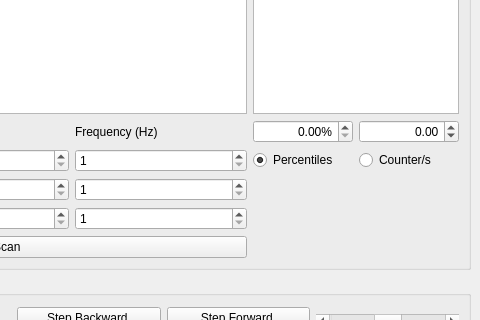
rasjen/qudi, file gui/confocal_own/attocubePositionerGUI.ui: the form before one commit; both pictures show x 302 to 782 and y 498 to 818 of the 782 by 936 pixel window.
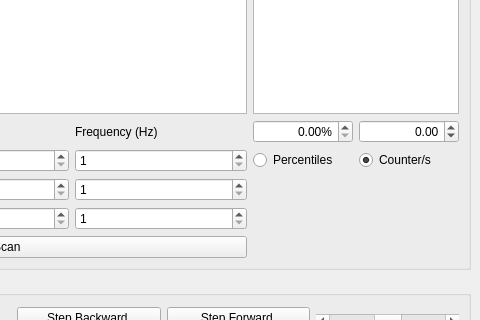
The form after the commit. Custom widgets are drawn as their Qt base class.

Commit message: change default botton

```diff
--- a/gui/confocal_own/attocubePositionerGUI.ui
+++ b/gui/confocal_own/attocubePositionerGUI.ui
@@ -241,7 +241,7 @@
           <string>Percentiles</string>
          </property>
          <property name="checked">
-          <bool>true</bool>
+          <bool>false</bool>
          </property>
         </widget>
        </item>
@@ -251,7 +251,7 @@
           <string>Counter/s</string>
          </property>
          <property name="checked">
-          <bool>false</bool>
+          <bool>true</bool>
          </property>
         </widget>
        </item>
```
